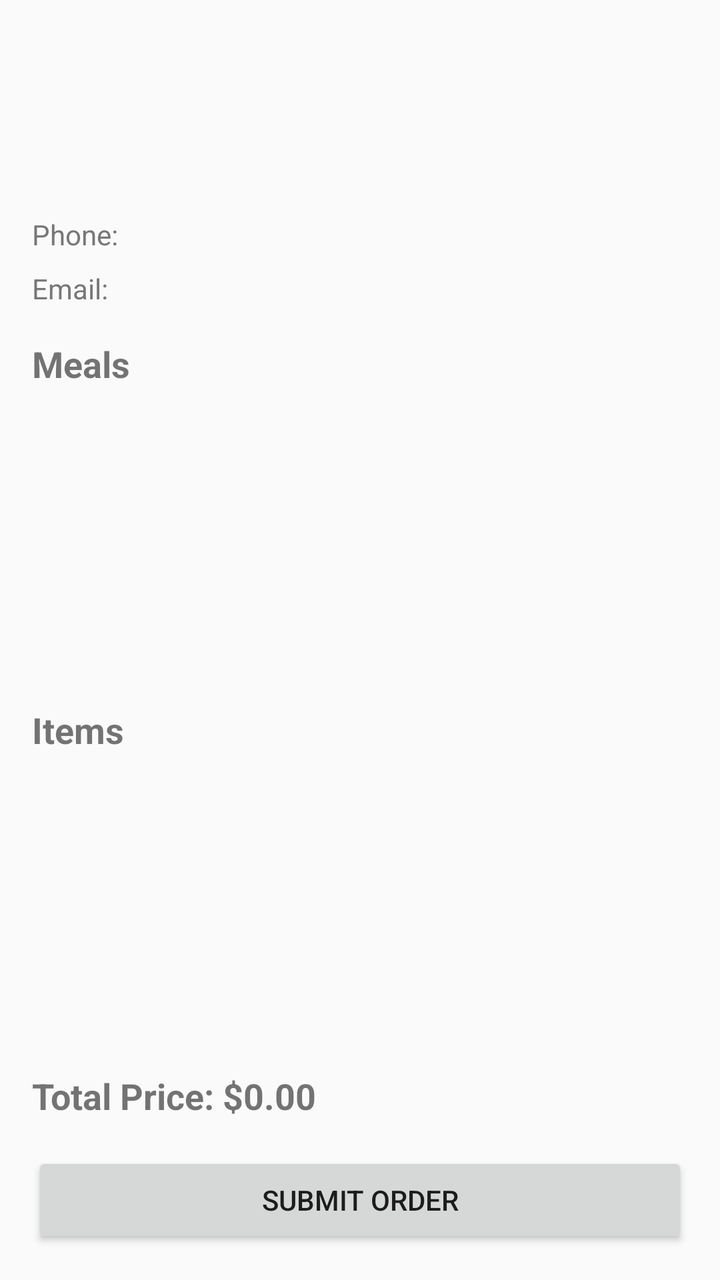
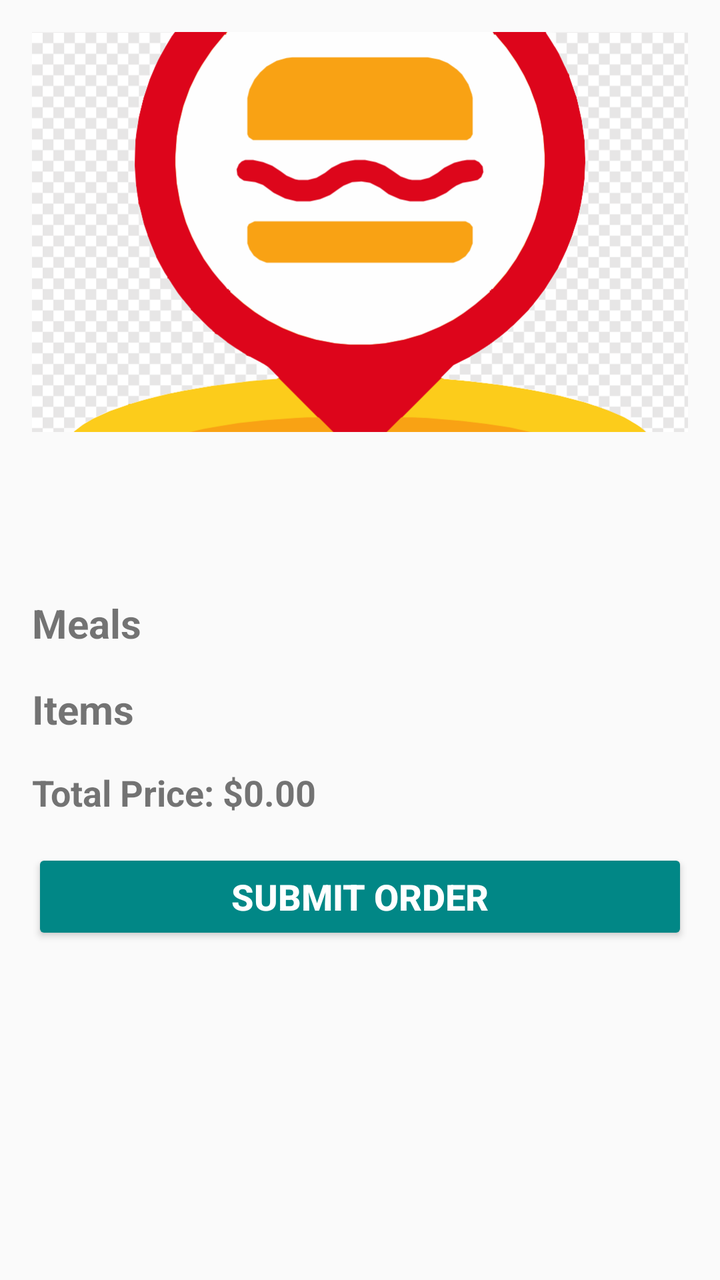

Screens rendered from an Android XML layout before and after an edit, with the pre-edit source and the edit as a unified diff.
<!-- AndroidManifest.xml: application theme Theme.Meal_Mission_App -->
<!-- res/layout/activity_restaurant_details.xml -->
<?xml version="1.0" encoding="utf-8"?>
<LinearLayout xmlns:android="http://schemas.android.com/apk/res/android"
    android:layout_width="match_parent"
    android:layout_height="match_parent"
    android:orientation="vertical"
    android:padding="16dp">

    <TextView
        android:id="@+id/restaurantName"
        android:layout_width="match_parent"
        android:layout_height="wrap_content"
        android:textStyle="bold"
        android:textSize="20sp" />

    <TextView
        android:id="@+id/restaurantDescription"
        android:layout_width="match_parent"
        android:layout_height="wrap_content"
        android:layout_marginTop="8dp"
        android:textSize="16sp" />

    <TextView
        android:id="@+id/restaurantAddress"
        android:layout_width="match_parent"
        android:layout_height="wrap_content"
        android:layout_marginTop="8dp"
        android:textSize="14sp"
        android:textColor="#777" />

    <TextView
        android:id="@+id/restaurantPhone"
        android:layout_width="match_parent"
        android:layout_height="wrap_content"
        android:layout_marginTop="8dp"
        android:textSize="14sp"
        android:textColor="#777"
        android:text="Phone: " />

    <TextView
        android:id="@+id/restaurantEmail"
        android:layout_width="match_parent"
        android:layout_height="wrap_content"
        android:layout_marginTop="8dp"
        android:textSize="14sp"
        android:textColor="#777"
        android:text="Email: " />

    <TextView
        android:id="@+id/mealsLabel"
        android:layout_width="wrap_content"
        android:layout_height="wrap_content"
        android:text="Meals"
        android:textSize="18sp"
        android:textStyle="bold"
        android:layout_marginTop="16dp" />

    <androidx.recyclerview.widget.RecyclerView
        android:id="@+id/mealsRecyclerView"
        android:layout_width="match_parent"
        android:layout_height="0dp"
        android:layout_weight="1"
        android:layout_marginTop="8dp" />

    <TextView
        android:id="@+id/itemsLabel"
        android:layout_width="wrap_content"
        android:layout_height="wrap_content"
        android:text="Items"
        android:textSize="18sp"
        android:textStyle="bold"
        android:layout_marginTop="16dp" />

    <androidx.recyclerview.widget.RecyclerView
        android:id="@+id/itemsRecyclerView"
        android:layout_width="match_parent"
        android:layout_height="0dp"
        android:layout_weight="1"
        android:layout_marginTop="8dp" />

    
    <TextView
        android:id="@+id/totalPriceTextView"
        android:layout_width="match_parent"
        android:layout_height="wrap_content"
        android:text="Total Price: $0.00"
        android:textSize="18sp"
        android:textStyle="bold"
        android:layout_marginTop="16dp" />

    
    <Button
        android:id="@+id/submitOrderButton"
        android:layout_width="match_parent"
        android:layout_height="wrap_content"
        android:text="Submit Order"
        android:layout_marginTop="16dp" />

</LinearLayout>
<!-- resources referenced by this layout -->
<resources>
  <style name="Theme.Meal_Mission_App" parent="android:Theme.Material.Light.NoActionBar" />
</resources>

<!-- the commit's change to res/layout/activity_restaurant_details.xml (unified diff, before → after) -->
@@ -1,98 +1,98 @@
-<?xml version="1.0" encoding="utf-8"?>
-<LinearLayout xmlns:android="http://schemas.android.com/apk/res/android"
+<ScrollView xmlns:android="http://schemas.android.com/apk/res/android"
+    android:id="@+id/restaurantDetailsScrollView"
     android:layout_width="match_parent"
     android:layout_height="match_parent"
-    android:orientation="vertical"
-    android:padding="16dp">
+    android:fillViewport="true">
 
-    <TextView
-        android:id="@+id/restaurantName"
+    <LinearLayout
+        android:id="@+id/restaurantDetailsLayout"
         android:layout_width="match_parent"
         android:layout_height="wrap_content"
-        android:textStyle="bold"
-        android:textSize="20sp" />
+        android:orientation="vertical"
+        android:padding="16dp">
 
-    <TextView
-        android:id="@+id/restaurantDescription"
-        android:layout_width="match_parent"
-        android:layout_height="wrap_content"
-        android:layout_marginTop="8dp"
-        android:textSize="16sp" />
+        
+        <ImageView
+            android:id="@+id/restaurantLogoImageView"
+            android:layout_width="match_parent"
+            android:layout_height="200dp"
+            android:scaleType="centerCrop"
+            android:contentDescription="Restaurant Logo"
+            android:src="@drawable/placeholder_image" />
 
-    <TextView
-        android:id="@+id/restaurantAddress"
-        android:layout_width="match_parent"
-        android:layout_height="wrap_content"
-        android:layout_marginTop="8dp"
-        android:textSize="14sp"
-        android:textColor="#777" />
+        
+        <TextView
+            android:id="@+id/restaurantName"
+            android:layout_width="match_parent"
+            android:layout_height="wrap_content"
+            android:textStyle="bold"
+            android:textSize="24sp"
+            android:layout_marginTop="8dp" />
 
-    <TextView
-        android:id="@+id/restaurantPhone"
-        android:layout_width="match_parent"
-        android:layout_height="wrap_content"
-        android:layout_marginTop="8dp"
-        android:textSize="14sp"
-        android:textColor="#777"
-        android:text="Phone: " />
+        
+        <TextView
+            android:id="@+id/restaurantDescription"
+            android:layout_width="match_parent"
+            android:layout_height="wrap_content"
+            android:layout_marginTop="4dp"
+            android:textSize="16sp" />
 
-    <TextView
-        android:id="@+id/restaurantEmail"
-        android:layout_width="match_parent"
-        android:layout_height="wrap_content"
-        android:layout_marginTop="8dp"
-        android:textSize="14sp"
-        android:textColor="#777"
-        android:text="Email: " />
+        
+        <TextView
+            android:id="@+id/mealsLabel"
+            android:layout_width="wrap_content"
+            android:layout_height="wrap_content"
+            android:text="Meals"
+            android:textSize="20sp"
+            android:textStyle="bold"
+            android:layout_marginTop="16dp" />
 
-    <TextView
-        android:id="@+id/mealsLabel"
-        android:layout_width="wrap_content"
-        android:layout_height="wrap_content"
-        android:text="Meals"
-        android:textSize="18sp"
-        android:textStyle="bold"
-        android:layout_marginTop="16dp" />
+        
+        <androidx.recyclerview.widget.RecyclerView
+            android:id="@+id/mealsRecyclerView"
+            android:layout_width="match_parent"
+            android:layout_height="wrap_content"
+            android:nestedScrollingEnabled="false" />
 
-    <androidx.recyclerview.widget.RecyclerView
-        android:id="@+id/mealsRecyclerView"
-        android:layout_width="match_parent"
-        android:layout_height="0dp"
-        android:layout_weight="1"
-        android:layout_marginTop="8dp" />
+        
+        <TextView
+            android:id="@+id/itemsLabel"
+            android:layout_width="wrap_content"
+            android:layout_height="wrap_content"
+            android:text="Items"
+            android:textSize="20sp"
+            android:textStyle="bold"
+            android:layout_marginTop="16dp" />
 
-    <TextView
-        android:id="@+id/itemsLabel"
-        android:layout_width="wrap_content"
-        android:layout_height="wrap_content"
-        android:text="Items"
-        android:textSize="18sp"
-        android:textStyle="bold"
-        android:layout_marginTop="16dp" />
+        
+        <androidx.recyclerview.widget.RecyclerView
+            android:id="@+id/itemsRecyclerView"
+            android:layout_width="match_parent"
+            android:layout_height="wrap_content"
+            android:nestedScrollingEnabled="false" />
 
-    <androidx.recyclerview.widget.RecyclerView
-        android:id="@+id/itemsRecyclerView"
-        android:layout_width="match_parent"
-        android:layout_height="0dp"
-        android:layout_weight="1"
-        android:layout_marginTop="8dp" />
+        
+        <TextView
+            android:id="@+id/totalPriceTextView"
+            android:layout_width="match_parent"
+            android:layout_height="wrap_content"
+            android:text="Total Price: $0.00"
+            android:textSize="18sp"
+            android:textStyle="bold"
+            android:layout_marginTop="16dp" />
 
-    
-    <TextView
-        android:id="@+id/totalPriceTextView"
-        android:layout_width="match_parent"
-        android:layout_height="wrap_content"
-        android:text="Total Price: $0.00"
-        android:textSize="18sp"
-        android:textStyle="bold"
-        android:layout_marginTop="16dp" />
+        
+        <Button
+            android:id="@+id/submitOrderButton"
+            android:layout_width="match_parent"
+            android:layout_height="wrap_content"
+            android:text="Submit Order"
+            android:textSize="18sp"
+            android:textStyle="bold"
+            android:backgroundTint="@color/colorPrimary"
+            android:textColor="@android:color/white"
+            android:layout_marginTop="16dp"
+            android:layout_marginBottom="16dp" />
 
-    
-    <Button
-        android:id="@+id/submitOrderButton"
-        android:layout_width="match_parent"
-        android:layout_height="wrap_content"
-        android:text="Submit Order"
-        android:layout_marginTop="16dp" />
-
-</LinearLayout>
+    </LinearLayout>
+</ScrollView>
<!-- resource entries referenced after the edit -->
@@ -1,5 +1,7 @@
 <!-- resources referenced by this layout -->
 <resources>
+  <color name="colorPrimary">#FF018786</color>"
+  <!-- drawable placeholder_image: vector/xml drawable (drawable, 174883 chars, omitted) -->
   <style name="Theme.Meal_Mission_App" parent="android:Theme.Material.Light.NoActionBar" />
 </resources>
 
